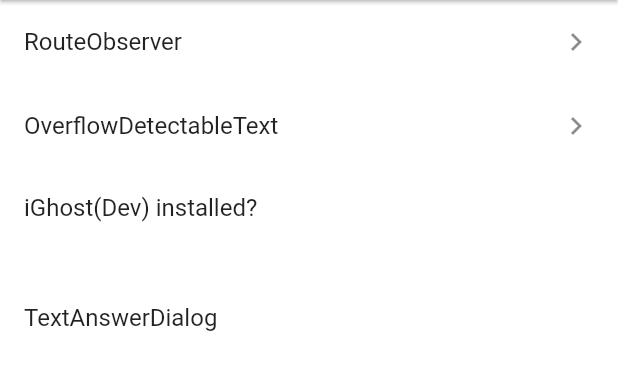
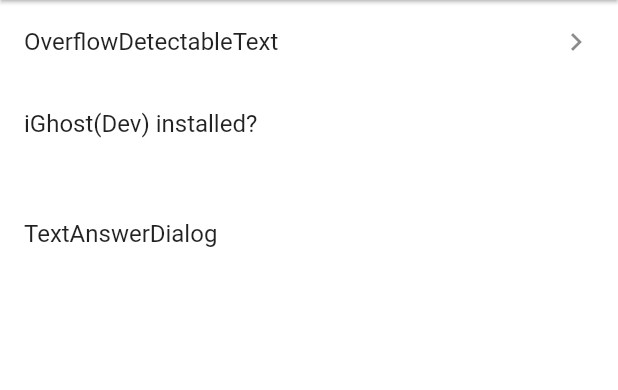
Before and after one commit to mono0926/flutter_mono_kit, a Flutter app: the screen it shows after launch, on a phone screen of 412 x 824 dp, the part 84-474 px from its top. Run offline on Flutter 3.47's test engine with Material 2 defaults, Android fonts, the phone set to English and light mode, and no system bars; our stand-ins replace flutter_cache_manager, rxdart; missing offline and left inert: simple_logger.

Commit message:
Delete RouteObserverProvider/RouteObserveMixin
- Move to [route_observer_mixin](https://pub.dev/packages/route_observer_mixin) instead.

```diff
--- a/example/lib/app.dart
+++ b/example/lib/app.dart
@@ -1,6 +1,5 @@
 import 'package:flutter/cupertino.dart';
 import 'package:flutter/material.dart';
-import 'package:mono_kit/mono_kit.dart';
 
 import 'pages/pages.dart';
 import 'router.dart';
@@ -22,7 +21,6 @@ class App extends StatelessWidget {
         settings: settings,
         builder: (context) => const NotFoundPage(),
       ),
-      navigatorObservers: [RouteObserverProvider.of(context)],
     );
   }
 
--- a/example/lib/pages/home_page.dart
+++ b/example/lib/pages/home_page.dart
@@ -2,8 +2,6 @@ import 'package:example/pages/pages.dart';
 import 'package:flutter/material.dart';
 import 'package:mono_kit/plugins/plugins.dart';
 import 'package:mono_kit/utils/utils.dart';
-
-import 'route_observer_page.dart';
 
 class HomePage extends StatelessWidget {
   const HomePage({
@@ -19,13 +17,6 @@ class HomePage extends StatelessWidget {
       appBar: AppBar(title: Text(title)),
       body: ListView(
         children: [
-          ListTile(
-            title: const Text('RouteObserver'),
-            trailing: const Icon(Icons.chevron_right),
-            onTap: () {
-              Navigator.of(context).pushNamed(RouteObserverPage.routeName);
-            },
-          ),
           ListTile(
             title: const Text('OverflowDetectableText'),
             trailing: const Icon(Icons.chevron_right),
--- a/example/lib/router.dart
+++ b/example/lib/router.dart
@@ -1,13 +1,10 @@
 import 'package:example/pages/pages.dart';
 import 'package:flutter/material.dart';
-
-import 'pages/route_observer_page.dart';
 
 class Router {
   final Map<String, Widget Function(BuildContext context)> pushRoutes = {
     OverflowDetectableTextPage.routeName: (context) =>
         const OverflowDetectableTextPage(),
-    RouteObserverPage.routeName: (context) => const RouteObserverPage(),
   };
 
   Route handle(RouteSettings settings) {
--- a/lib/routes/observer/observer.dart
+++ /dev/null
@@ -1,2 +0,0 @@
-export 'route_observer_mixin.dart';
-export 'route_observer_provider.dart';
--- a/lib/routes/observer/route_observer_mixin.dart
+++ /dev/null
@@ -1,27 +0,0 @@
-import 'package:flutter/widgets.dart';
-import 'package:provider/provider.dart';
-
-mixin RouteObserverMixin<T extends StatefulWidget> on State<T>, RouteAware {
-  RouteObserver<ModalRoute> _routeObserver;
-
-  @override
-  void didChangeDependencies() {
-    super.didChangeDependencies();
-    if (_routeObserver != null) {
-      // 何度もsubscribeしても多重購読にはならず問題ないもの、不要な処理なのでreturn
-      return;
-    }
-    // dispose時にはcontextにアクセスできないのでこのタイミングで保持しておく
-    _routeObserver = Provider.of(context, listen: false)
-      ..subscribe(
-        this,
-        ModalRoute.of(context),
-      );
-  }
-
-  @override
-  void dispose() {
-    _routeObserver.unsubscribe(this);
-    super.dispose();
-  }
-}
--- a/lib/routes/observer/route_observer_provider.dart
+++ /dev/null
@@ -1,20 +0,0 @@
-import 'package:flutter/widgets.dart';
-import 'package:provider/provider.dart';
-
-class RouteObserverProvider extends Provider<RouteObserver<ModalRoute>> {
-  RouteObserverProvider({
-    Key key,
-    @required Widget child,
-  }) : super.value(
-          value: RouteObserver<ModalRoute>(),
-          key: key,
-          child: child,
-          updateShouldNotify: (_, __) => false,
-        );
-
-  static RouteObserver<ModalRoute> of(BuildContext context) =>
-      Provider.of<RouteObserver<ModalRoute>>(
-        context,
-        listen: false,
-      );
-}
--- a/lib/routes/routes.dart
+++ b/lib/routes/routes.dart
@@ -1,4 +1,3 @@
 export 'bottom_popup_route.dart';
 export 'fade_page_route.dart';
 export 'modal_page_route.dart';
-export 'observer/observer.dart';
--- a/pubspec.yaml
+++ b/pubspec.yaml
@@ -1,6 +1,6 @@
 name: mono_kit
 description: A collection of convenient widgets and utils made by mono. Under construction now.
-version: 0.2.0
+version: 0.3.0
 author: Masayuki Ono <mono0926@gmail.com>
 homepage: https://github.com/mono0926/flutter_mono_kit
 environment:
```
Also changed, not shown: example/lib/main.dart (+1 -6 lines), example/lib/pages/route_observer_page.dart (deleted, +0 -58 lines), example/pubspec.lock, 1 other file.
